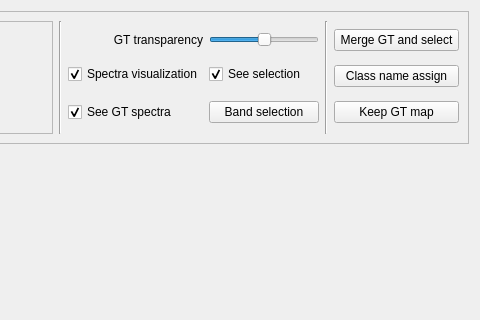
The window that ground_truth/ground_truth_window.ui (colorimgugr/HyperDocApp) describes before a commit, drawn with Qt 5; both pictures show x 838 to 1318 and y 0 to 320 of the 1318 by 609 pixel window.
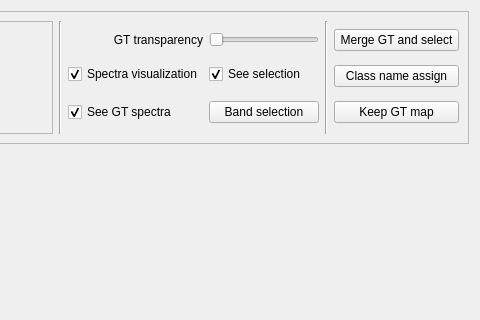
The same window after the commit.

What changed in the file:
```diff
--- a/ground_truth/ground_truth_window.ui
+++ b/ground_truth/ground_truth_window.ui
@@ -477,10 +477,10 @@
            <number>100</number>
           </property>
           <property name="value">
-           <number>50</number>
+           <number>0</number>
           </property>
           <property name="sliderPosition">
-           <number>50</number>
+           <number>0</number>
           </property>
           <property name="orientation">
            <enum>Qt::Horizontal</enum>
```
